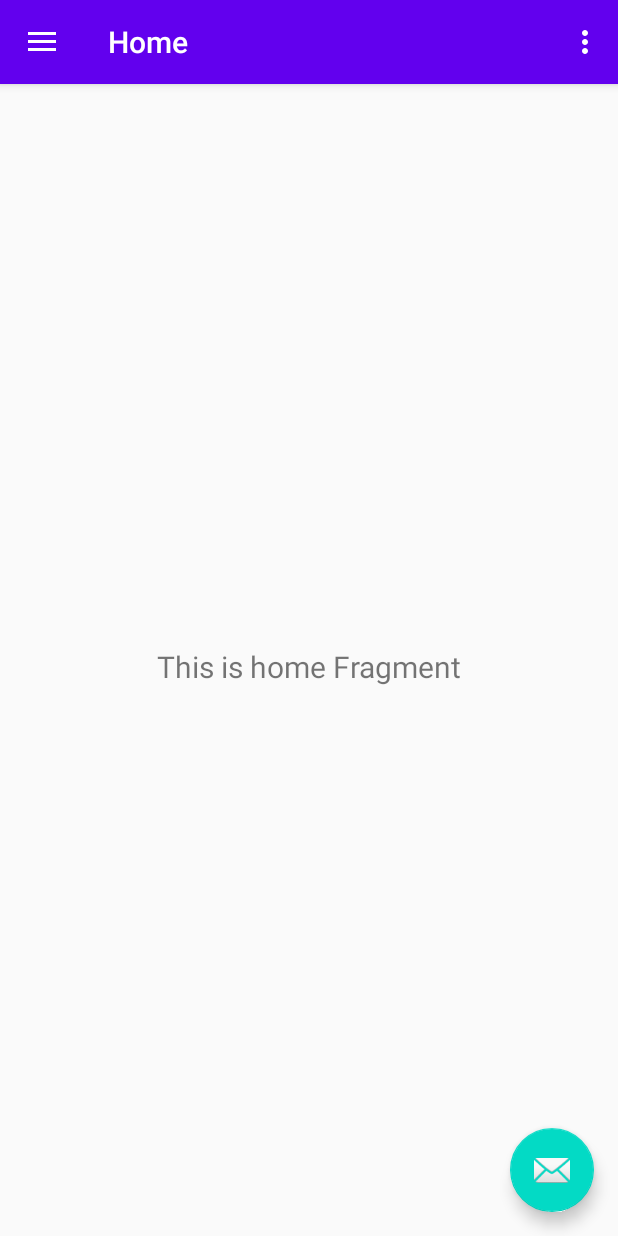
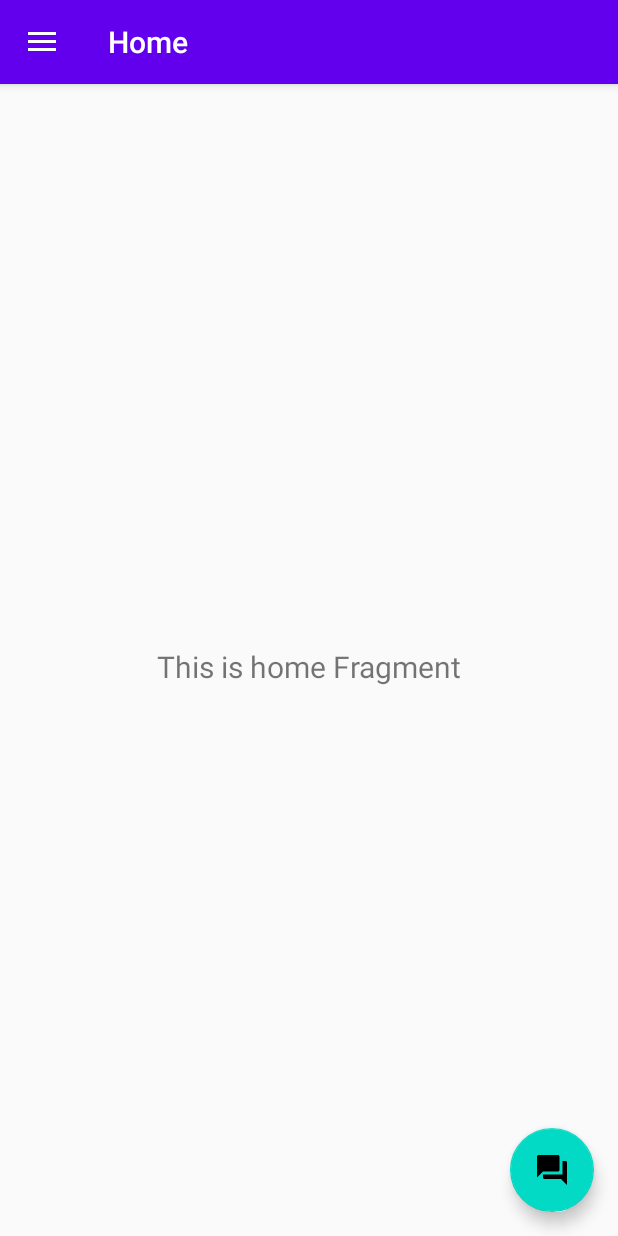
Before and after one commit to SanyaKapoor/Android-CIS-Benchmarking, an Android app: the Main3Activity screen opened directly, with no data from a screen before it, on a phone screen of 412 x 824 dp. Run offline under Robolectric (Android 15) with nearby library versions, the phone set to English and light mode, and no system bars; our stand-ins replace navigation-ui.

Commit message:
Changes in home fragment

```diff
--- a/app/src/main/java/com/example/oscarq/Main2Activity.kt
+++ b/app/src/main/java/com/example/oscarq/Main2Activity.kt
@@ -14,7 +14,7 @@ class Main2Activity : AppCompatActivity() {
         setSupportActionBar(toolbar)
 
         fab.setOnClickListener { view ->
-            Snackbar.make(view, "Replace with your own action", Snackbar.LENGTH_LONG)
+            Snackbar.make(view, "Welcome to OSCARQ! We are all about meaningful metrics. Visit our website for more.", Snackbar.LENGTH_INDEFINITE)
                 .setAction("Action", null).show()
         }
     }
--- a/app/src/main/java/com/example/oscarq/Main3Activity.kt
+++ b/app/src/main/java/com/example/oscarq/Main3Activity.kt
@@ -26,7 +26,7 @@ class Main3Activity : AppCompatActivity() {
 
         val fab: FloatingActionButton = findViewById(R.id.fab)
         fab.setOnClickListener { view ->
-            Snackbar.make(view, "Replace with your own action", Snackbar.LENGTH_LONG)
+            Snackbar.make(view, "Welcome to OSCARQ! We are all about meaningful metrics. Visit our website for more.", Snackbar.LENGTH_INDEFINITE)
                 .setAction("Action", null).show()
         }
         val drawerLayout: DrawerLayout = findViewById(R.id.drawer_layout)
--- a/app/src/main/java/com/example/oscarq/MainActivity.kt
+++ b/app/src/main/java/com/example/oscarq/MainActivity.kt
@@ -22,6 +22,12 @@ import java.util.*
 class MainActivity : AppCompatActivity() {
     override fun onCreate(savedInstanceState: Bundle?){
         super.onCreate(savedInstanceState)
+
+        try {
+            this.supportActionBar!!.hide()
+        } catch (e: NullPointerException) {
+        }
+
         setContentView(R.layout.activity_main)
         findViewById<ProgressBar>(R.id.loadingPanel).visibility = View.GONE
         val handler = Handler()
--- /dev/null
+++ b/app/src/main/res/drawable/ic_home_black_24dp.xml
@@ -0,0 +1,9 @@
+<vector xmlns:android="http://schemas.android.com/apk/res/android"
+        android:width="24dp"
+        android:height="24dp"
+        android:viewportWidth="24.0"
+        android:viewportHeight="24.0">
+    <path
+        android:fillColor="#FF000000"
+        android:pathData="M10,20v-6h4v6h5v-8h3L12,3 2,12h3v8z"/>
+</vector>
--- /dev/null
+++ b/app/src/main/res/drawable/ic_phonelink_lock_black_24dp.xml
@@ -0,0 +1,9 @@
+<vector xmlns:android="http://schemas.android.com/apk/res/android"
+        android:width="24dp"
+        android:height="24dp"
+        android:viewportWidth="24.0"
+        android:viewportHeight="24.0">
+    <path
+        android:fillColor="#FF000000"
+        android:pathData="M19,1L9,1c-1.1,0 -2,0.9 -2,2v3h2L9,4h10v16L9,20v-2L7,18v3c0,1.1 0.9,2 2,2h10c1.1,0 2,-0.9 2,-2L21,3c0,-1.1 -0.9,-2 -2,-2zM10.8,11L10.8,9.5C10.8,8.1 9.4,7 8,7S5.2,8.1 5.2,9.5L5.2,11c-0.6,0 -1.2,0.6 -1.2,1.2v3.5c0,0.7 0.6,1.3 1.2,1.3h5.5c0.7,0 1.3,-0.6 1.3,-1.2v-3.5c0,-0.7 -0.6,-1.3 -1.2,-1.3zM9.5,11h-3L6.5,9.5c0,-0.8 0.7,-1.3 1.5,-1.3s1.5,0.5 1.5,1.3L9.5,11z"/>
+</vector>
--- /dev/null
+++ b/app/src/main/res/drawable/ic_question_answer_black_24dp.xml
@@ -0,0 +1,9 @@
+<vector xmlns:android="http://schemas.android.com/apk/res/android"
+        android:width="24dp"
+        android:height="24dp"
+        android:viewportWidth="24.0"
+        android:viewportHeight="24.0">
+    <path
+        android:fillColor="#FF000000"
+        android:pathData="M21,6h-2v9L6,15v2c0,0.55 0.45,1 1,1h11l4,4L22,7c0,-0.55 -0.45,-1 -1,-1zM17,12L17,3c0,-0.55 -0.45,-1 -1,-1L3,2c-0.55,0 -1,0.45 -1,1v14l4,-4h10c0.55,0 1,-0.45 1,-1z"/>
+</vector>
--- /dev/null
+++ b/app/src/main/res/drawable/ic_security_black_24dp.xml
@@ -0,0 +1,9 @@
+<vector xmlns:android="http://schemas.android.com/apk/res/android"
+        android:width="24dp"
+        android:height="24dp"
+        android:viewportWidth="24.0"
+        android:viewportHeight="24.0">
+    <path
+        android:fillColor="#FF000000"
+        android:pathData="M12,1L3,5v6c0,5.55 3.84,10.74 9,12 5.16,-1.26 9,-6.45 9,-12L21,5l-9,-4zM12,11.99h7c-0.53,4.12 -3.28,7.79 -7,8.94L12,12L5,12L5,6.3l7,-3.11v8.8z"/>
+</vector>
--- a/app/src/main/res/layout/activity_main2.xml
+++ b/app/src/main/res/layout/activity_main2.xml
@@ -28,6 +28,7 @@
         android:layout_height="wrap_content"
         android:layout_gravity="bottom|end"
         android:layout_margin="@dimen/fab_margin"
-        app:srcCompat="@android:drawable/ic_dialog_email" />
+        app:srcCompat="@drawable/ic_question_answer_black_24dp"
+        tools:ignore="VectorDrawableCompat" />
 
 </androidx.coordinatorlayout.widget.CoordinatorLayout>
--- a/app/src/main/res/layout/app_bar_main3.xml
+++ b/app/src/main/res/layout/app_bar_main3.xml
@@ -28,6 +28,6 @@
         android:layout_height="wrap_content"
         android:layout_gravity="bottom|end"
         android:layout_margin="@dimen/fab_margin"
-        app:srcCompat="@android:drawable/ic_dialog_email" />
+        app:srcCompat="@drawable/ic_question_answer_black_24dp" />
 
 </androidx.coordinatorlayout.widget.CoordinatorLayout>
--- a/app/src/main/res/layout/content_main3.xml
+++ b/app/src/main/res/layout/content_main3.xml
@@ -5,7 +5,7 @@
     android:layout_width="match_parent"
     android:layout_height="match_parent"
     app:layout_behavior="@string/appbar_scrolling_view_behavior"
-    tools:showIn="@layout/app_bar_main">
+    tools:showIn="@layout/app_bar_main3">
 
     <fragment
         android:id="@+id/nav_host_fragment"
--- a/app/src/main/res/layout/fragment_home.xml
+++ b/app/src/main/res/layout/fragment_home.xml
@@ -13,6 +13,7 @@
         android:layout_marginStart="8dp"
         android:layout_marginTop="8dp"
         android:layout_marginEnd="8dp"
+        android:text="sanyaaaaaaa"
         android:textAlignment="center"
         android:textSize="20sp"
         app:layout_constraintBottom_toBottomOf="parent"
--- a/app/src/main/res/menu/activity_main3_drawer.xml
+++ b/app/src/main/res/menu/activity_main3_drawer.xml
@@ -6,15 +6,15 @@
     <group android:checkableBehavior="single">
         <item
             android:id="@+id/nav_home"
-            android:icon="@drawable/ic_menu_camera"
+            android:icon="@drawable/ic_home_black_24dp"
             android:title="@string/menu_home" />
         <item
             android:id="@+id/nav_gallery"
-            android:icon="@drawable/ic_menu_gallery"
+            android:icon="@drawable/ic_security_black_24dp"
             android:title="@string/menu_gallery" />
         <item
             android:id="@+id/nav_slideshow"
-            android:icon="@drawable/ic_menu_slideshow"
+            android:icon="@drawable/ic_phonelink_lock_black_24dp"
             android:title="@string/menu_slideshow" />
     </group>
 </menu>
--- a/app/src/main/res/menu/main3.xml
+++ b/app/src/main/res/menu/main3.xml
@@ -1,9 +1,9 @@
 <?xml version="1.0" encoding="utf-8"?>
 <menu xmlns:android="http://schemas.android.com/apk/res/android"
     xmlns:app="http://schemas.android.com/apk/res-auto">
-    <item
-        android:id="@+id/action_settings"
-        android:orderInCategory="100"
-        android:title="@string/action_settings"
-        app:showAsAction="never" />
+<!--    <item-->
+<!--        android:id="@+id/action_settings"-->
+<!--        android:orderInCategory="100"-->
+<!--        android:title="@string/action_settings"-->
+<!--        app:showAsAction="never" />-->
 </menu>
--- a/app/src/main/res/navigation/mobile_navigation.xml
+++ b/app/src/main/res/navigation/mobile_navigation.xml
@@ -3,7 +3,8 @@
     xmlns:app="http://schemas.android.com/apk/res-auto"
     xmlns:tools="http://schemas.android.com/tools"
     android:id="@+id/mobile_navigation"
-    app:startDestination="@+id/nav_home">
+    app:startDestination="@+id/nav_home"
+    tools:ignore="UnusedNavigation">
 
     <fragment
         android:id="@+id/nav_home"
@@ -17,9 +18,9 @@
     </fragment>
     <fragment
         android:id="@+id/nav_home_second"
-        android:name="com.example.oscarq.ui.home.HomeSecondFragment"
+        android:name="com.example.oscarq.ui.slideshow.SlideshowFragment"
         android:label="@string/home_second"
-        tools:layout="@layout/fragment_home_second">
+        tools:layout="@layout/fragment_second">
         <action
             android:id="@+id/action_HomeSecondFragment_to_HomeFragment"
             app:destination="@id/nav_home" />
--- a/app/src/main/res/values/strings.xml
+++ b/app/src/main/res/values/strings.xml
@@ -12,14 +12,14 @@
     <string name="title_activity_main3">Main3Activity</string>
     <string name="navigation_drawer_open">Open navigation drawer</string>
     <string name="navigation_drawer_close">Close navigation drawer</string>
-    <string name="nav_header_title">Android Studio</string>
-    <string name="nav_header_subtitle">android.studio@android.com</string>
+    <string name="nav_header_title">Sanya Kapoor</string>
+    <string name="nav_header_subtitle">Organization: NIIT University</string>
     <string name="nav_header_desc">Navigation header</string>
     <string name="action_settings">Settings</string>
 
     <string name="menu_home">Home</string>
-    <string name="menu_gallery">Gallery</string>
-    <string name="menu_slideshow">Slideshow</string>
+    <string name="menu_gallery">OS Security</string>
+    <string name="menu_slideshow">OS Privacy</string>
 
     <string name="home_second">Home Second</string>
 </resources>
```
Also changed, not shown: app/src/main/res/drawable/ic_settings_black_24dp.xml (added, +9 -0 lines), app/src/main/res/drawable/ic_warning_black_24dp.xml (added, +9 -0 lines), app/src/main/res/layout/activity_main.xml (+14 -11 lines), app/src/main/res/layout/nav_header_main3.xml (+7 -7 lines).
